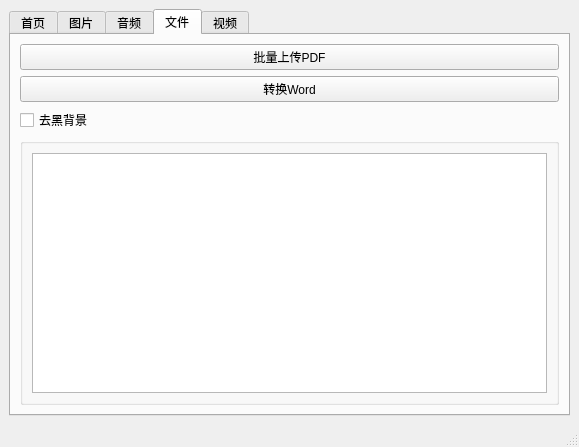
This is toolbox.ui in Launchtech88/ToolBox as Qt 5 draws it before an edit. The edited form follows.
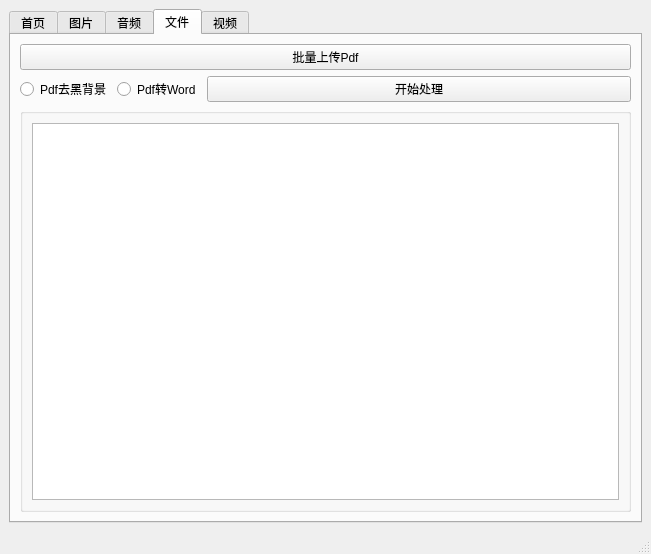
This is the edited form. The open tabs and pages were chosen to show the change. Icons and pictures are not drawn.

Commit message: 完成ui设计

```diff
--- a/toolbox.ui
+++ b/toolbox.ui
@@ -6,15 +6,15 @@
    <rect>
     <x>0</x>
     <y>0</y>
-    <width>579</width>
-    <height>447</height>
+    <width>651</width>
+    <height>554</height>
    </rect>
   </property>
   <property name="windowTitle">
    <string>MainWindow</string>
   </property>
   <widget class="QWidget" name="centralwidget">
-   <layout class="QGridLayout" name="gridLayout">
+   <layout class="QGridLayout" name="gridLayout_10">
     <item row="0" column="0">
      <widget class="QTabWidget" name="tabWidget">
       <property name="accessibleName">
@@ -30,30 +30,48 @@
        <attribute name="title">
         <string>首页</string>
        </attribute>
-       <layout class="QGridLayout" name="gridLayout_10">
-        <item row="0" column="0">
-         <widget class="QTextBrowser" name="textBrowser_5">
-          <property name="documentTitle">
-           <string/>
-          </property>
-          <property name="html">
-           <string>&lt;!DOCTYPE HTML PUBLIC &quot;-//W3C//DTD HTML 4.0//EN&quot; &quot;http://www.w3.org/TR/REC-html40/strict.dtd&quot;&gt;
+       <widget class="QLabel" name="label">
+        <property name="geometry">
+         <rect>
+          <x>230</x>
+          <y>250</y>
+          <width>131</width>
+          <height>121</height>
+         </rect>
+        </property>
+        <property name="text">
+         <string/>
+        </property>
+        <property name="pixmap">
+         <pixmap>../朗奇科技/朗奇科技网站图片/wechat.jpg</pixmap>
+        </property>
+        <property name="scaledContents">
+         <bool>true</bool>
+        </property>
+       </widget>
+       <widget class="QLabel" name="label_4">
+        <property name="geometry">
+         <rect>
+          <x>30</x>
+          <y>70</y>
+          <width>541</width>
+          <height>161</height>
+         </rect>
+        </property>
+        <property name="text">
+         <string>&lt;!DOCTYPE HTML PUBLIC &quot;-//W3C//DTD HTML 4.0//EN&quot; &quot;http://www.w3.org/TR/REC-html40/strict.dtd&quot;&gt;
 &lt;html&gt;&lt;head&gt;&lt;meta name=&quot;qrichtext&quot; content=&quot;1&quot; /&gt;&lt;style type=&quot;text/css&quot;&gt;
 p, li { white-space: pre-wrap; }
 &lt;/style&gt;&lt;/head&gt;&lt;body style=&quot; font-family:'SimSun'; font-size:9pt; font-weight:400; font-style:normal;&quot;&gt;
-&lt;p align=&quot;justify&quot; style=&quot;-qt-paragraph-type:empty; margin-top:12px; margin-bottom:12px; margin-left:0px; margin-right:0px; -qt-block-indent:0; text-indent:0px;&quot;&gt;&lt;br /&gt;&lt;/p&gt;
-&lt;p align=&quot;justify&quot; style=&quot;-qt-paragraph-type:empty; margin-top:12px; margin-bottom:12px; margin-left:0px; margin-right:0px; -qt-block-indent:0; text-indent:0px; font-size:14pt; font-weight:600;&quot;&gt;&lt;br /&gt;&lt;/p&gt;
-&lt;p align=&quot;justify&quot; style=&quot;-qt-paragraph-type:empty; margin-top:12px; margin-bottom:12px; margin-left:0px; margin-right:0px; -qt-block-indent:0; text-indent:0px; font-size:14pt; font-weight:600;&quot;&gt;&lt;br /&gt;&lt;/p&gt;
-&lt;p align=&quot;justify&quot; style=&quot;-qt-paragraph-type:empty; margin-top:12px; margin-bottom:12px; margin-left:0px; margin-right:0px; -qt-block-indent:0; text-indent:0px; font-size:14pt; font-weight:600;&quot;&gt;&lt;br /&gt;&lt;/p&gt;
-&lt;p align=&quot;justify&quot; style=&quot;-qt-paragraph-type:empty; margin-top:12px; margin-bottom:12px; margin-left:0px; margin-right:0px; -qt-block-indent:0; text-indent:0px; font-size:14pt; font-weight:600;&quot;&gt;&lt;br /&gt;&lt;/p&gt;
-&lt;p align=&quot;justify&quot; style=&quot; margin-top:12px; margin-bottom:12px; margin-left:0px; margin-right:0px; -qt-block-indent:0; text-indent:0px;&quot;&gt;&lt;span style=&quot; font-size:14pt; font-weight:600;&quot;&gt;该工具箱包含图片压缩，图片去水印，音频转换，pdf转word，pdf去黑背景，录屏等功能，若想定制功能请扫描下方微信二维码联系我们，或点击&lt;/span&gt;&lt;a href=&quot;https://launchtech.top&quot;&gt;&lt;span style=&quot; font-size:14pt; text-decoration: underline; color:#0000ff;&quot;&gt;朗奇科技&lt;/span&gt;&lt;/a&gt;&lt;span style=&quot; font-size:14pt; font-weight:600;&quot;&gt;官方网站获取更多信息.&lt;/span&gt;&lt;/p&gt;&lt;/body&gt;&lt;/html&gt;</string>
-          </property>
-          <property name="openExternalLinks">
-           <bool>true</bool>
-          </property>
-         </widget>
-        </item>
-       </layout>
+&lt;p style=&quot; margin-top:12px; margin-bottom:12px; margin-left:100px; margin-right:100px; -qt-block-indent:0; text-indent:0px;&quot;&gt;&lt;span style=&quot; font-size:14pt; font-weight:600;&quot;&gt;该工具箱包含图片压缩，图片去水印，音频转换，pdf转word，pdf去黑背景，录屏等功能，若想定制功能请扫描下方微信二维码联系我们，或点击&lt;/span&gt;&lt;a href=&quot;https://launchtech.top&quot;&gt;&lt;span style=&quot; font-size:14pt; text-decoration: underline; color:#0000ff;&quot;&gt;朗奇科技&lt;/span&gt;&lt;/a&gt;&lt;span style=&quot; font-size:14pt; font-weight:600;&quot;&gt;官方网站获取更多信息.&lt;/span&gt;&lt;/p&gt;&lt;/body&gt;&lt;/html&gt;</string>
+        </property>
+        <property name="textFormat">
+         <enum>Qt::RichText</enum>
+        </property>
+        <property name="wordWrap">
+         <bool>true</bool>
+        </property>
+       </widget>
       </widget>
       <widget class="QWidget" name="tab_2">
        <attribute name="title">
@@ -153,7 +171,40 @@
         <string>文件</string>
        </attribute>
        <layout class="QGridLayout" name="gridLayout_8">
-        <item row="3" column="0" colspan="2">
+        <item row="1" column="1">
+         <widget class="QRadioButton" name="radioButton">
+          <property name="sizePolicy">
+           <sizepolicy hsizetype="Fixed" vsizetype="Fixed">
+            <horstretch>0</horstretch>
+            <verstretch>0</verstretch>
+           </sizepolicy>
+          </property>
+          <property name="text">
+           <string>Pdf转Word</string>
+          </property>
+         </widget>
+        </item>
+        <item row="1" column="0">
+         <widget class="QRadioButton" name="radioButton_2">
+          <property name="sizePolicy">
+           <sizepolicy hsizetype="Fixed" vsizetype="Fixed">
+            <horstretch>0</horstretch>
+            <verstretch>0</verstretch>
+           </sizepolicy>
+          </property>
+          <property name="text">
+           <string>Pdf去黑背景</string>
+          </property>
+         </widget>
+        </item>
+        <item row="1" column="2">
+         <widget class="QPushButton" name="pushButton_7">
+          <property name="text">
+           <string>开始处理</string>
+          </property>
+         </widget>
+        </item>
+        <item row="4" column="0" colspan="3">
          <widget class="QGroupBox" name="groupBox_3">
           <property name="title">
            <string/>
@@ -165,30 +216,10 @@
           </layout>
          </widget>
         </item>
-        <item row="0" column="0" colspan="2">
+        <item row="0" column="0" colspan="3">
          <widget class="QPushButton" name="pushButton_5">
           <property name="text">
-           <string>批量上传PDF</string>
-          </property>
-         </widget>
-        </item>
-        <item row="1" column="0" colspan="2">
-         <widget class="QPushButton" name="pushButton_7">
-          <property name="text">
-           <string>转换Word</string>
-          </property>
-         </widget>
-        </item>
-        <item row="2" column="0" colspan="2">
-         <widget class="QCheckBox" name="checkBox_2">
-          <property name="sizePolicy">
-           <sizepolicy hsizetype="Fixed" vsizetype="Fixed">
-            <horstretch>0</horstretch>
-            <verstretch>0</verstretch>
-           </sizepolicy>
-          </property>
-          <property name="text">
-           <string>去黑背景</string>
+           <string>批量上传Pdf</string>
           </property>
          </widget>
         </item>
```
Left out of the diff: 83 changed lines with no effect on the pictures. The commit also changes 2 other files.
